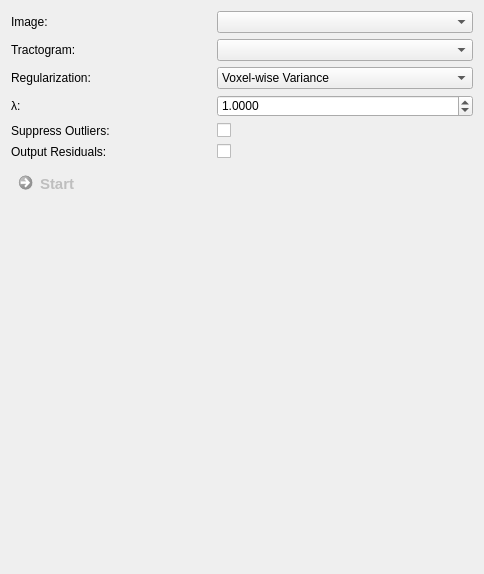
First picture: the form in Plugins/org.mitk.gui.qt.diffusionimaging.fiberfit/src/internal/QmitkFiberFitViewControls.ui, repository MIC-DKFZ/MITK-Diffusion, before the edit.
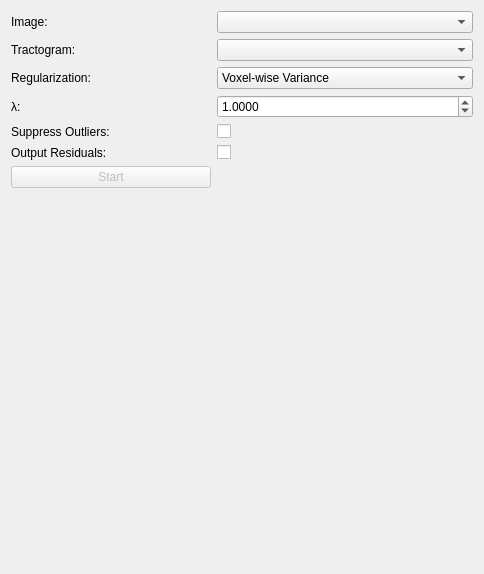
Second picture: the form after the edit. Custom widgets are drawn as their Qt base class.

Commit message: Use theme-conform buttons and styles in views

Patch:
```diff
--- a/Plugins/org.mitk.gui.qt.diffusionimaging.fiberfit/src/internal/QmitkFiberFitViewControls.ui
+++ b/Plugins/org.mitk.gui.qt.diffusionimaging.fiberfit/src/internal/QmitkFiberFitViewControls.ui
@@ -13,15 +13,6 @@
   <property name="windowTitle">
    <string>Form</string>
   </property>
-  <property name="styleSheet">
-   <string>QCommandLinkButton:disabled {
-  border: none;
-}
-
-QGroupBox {
-  background-color: transparent;
-}</string>
-  </property>
   <layout class="QGridLayout" name="gridLayout_10">
    <item row="0" column="0">
     <widget class="QFrame" name="frame">
@@ -94,7 +85,7 @@
        </widget>
       </item>
       <item row="6" column="0">
-       <widget class="QCommandLinkButton" name="m_StartButton">
+       <widget class="QPushButton" name="m_StartButton">
         <property name="enabled">
          <bool>false</bool>
         </property>
@@ -110,11 +101,6 @@
           <height>16777215</height>
          </size>
         </property>
-        <property name="font">
-         <font>
-          <pointsize>11</pointsize>
-         </font>
-        </property>
         <property name="toolTip">
          <string/>
         </property>
```
The commit also changes 36 other files.
